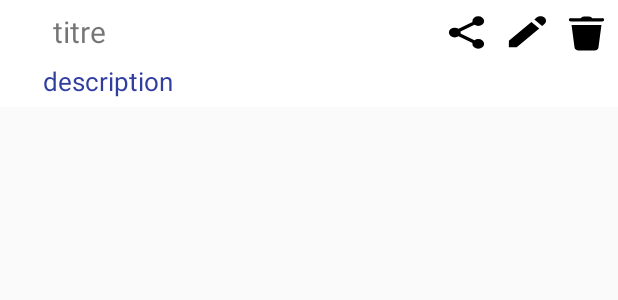
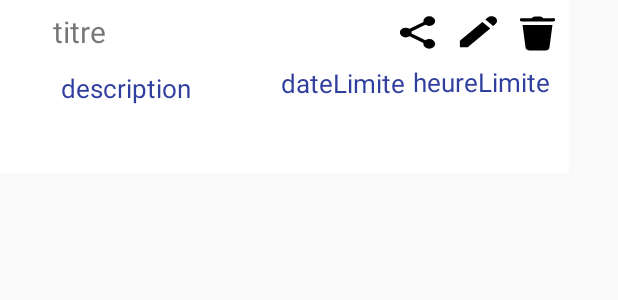
Before and after one commit to DialloMamadou/ToDoList, an Android app: the layout custom_task.xml on its own in the app's theme, with its tools: preview values and no code run, on a phone screen of 412 x 824 dp. Shown: the top 300 px of the screen. Run offline under Robolectric (Android 15) with nearby library versions, the phone set to English and light mode, and no system bars.

Commit message:
Ajout  de l'heure

```diff
--- a/app/src/main/java/bastien/todolist/Adapter/TaskAdapter.java
+++ b/app/src/main/java/bastien/todolist/Adapter/TaskAdapter.java
@@ -63,6 +63,8 @@ public class TaskAdapter extends RecyclerView.Adapter<TaskAdapter.MyViewHolder>
 
         myViewHolder.titre.setText(task.getTitre());
         myViewHolder.description.setText(task.getDescription());
+        myViewHolder.dateLimite.setText(task.getDateLimite());
+        myViewHolder.heureLimite.setText(task.getHeureLimite());
 
         //myViewHolder.checkbox.setChecked(list.get(i).getChecked());
 
@@ -112,7 +114,7 @@ public class TaskAdapter extends RecyclerView.Adapter<TaskAdapter.MyViewHolder>
      */
     public class MyViewHolder extends RecyclerView.ViewHolder{
 
-        public TextView titre, description;
+        public TextView titre, description, dateLimite,heureLimite;
 
 
         public RelativeLayout layout_task;
@@ -124,6 +126,8 @@ public class TaskAdapter extends RecyclerView.Adapter<TaskAdapter.MyViewHolder>
 
             titre = taskView.findViewById(R.id.titre);
             description = taskView.findViewById(R.id.description);
+            dateLimite = taskView.findViewById(R.id.dateLimite);
+            heureLimite = taskView.findViewById(R.id.heureLimite);
 
             layout_task = taskView.findViewById(R.id.layout_task_list);
 
--- a/app/src/main/java/bastien/todolist/Database/DatabaseHandler.java
+++ b/app/src/main/java/bastien/todolist/Database/DatabaseHandler.java
@@ -11,6 +11,7 @@ public class DatabaseHandler extends SQLiteOpenHelper {
     public static final String TASK_DESCRIPTION = "description";
     public static final String TASK_USER_ID = "user_id";
     public static final String TASK_DATE_LIMITE = "date_limite";
+    public static final String TASK_HEURE_LIMITE = "heure_limite";
     public static final String TASK_CREATE_AT = "created_at";
 
     public static final String TASK_TABLE_NAME = "Task";
@@ -21,6 +22,7 @@ public class DatabaseHandler extends SQLiteOpenHelper {
                     TASK_DESCRIPTION + " TEXT, " +
                     TASK_USER_ID + " INTEGER, " +
                     TASK_DATE_LIMITE + " TEXT, " +
+                    TASK_HEURE_LIMITE + " TEXT, " +
                     TASK_CREATE_AT + " TEXT " +
                     ");";
     public static final String TASK_TABLE_DROP = "DROP TABLE IF EXISTS " + TASK_TABLE_NAME + ";";
--- a/app/src/main/java/bastien/todolist/EditTaskActivity.java
+++ b/app/src/main/java/bastien/todolist/EditTaskActivity.java
@@ -29,6 +29,7 @@ public class EditTaskActivity extends AppCompatActivity {
 
     MaterialEditText titre, description;
     MaterialButton dateLimite;
+    MaterialButton heureLimite;
 
     DatePickerDialog datePickerDialog;
 
@@ -86,13 +87,14 @@ public class EditTaskActivity extends AppCompatActivity {
         String Titre = titre.getText().toString();
         String Description = description.getText().toString();
         String DateLimite = dateLimite.getText().toString();
+        String HeureLimite = heureLimite.getText().toString();
 
         if (Titre.equals("") || Description.equals("")) {
             Toast.makeText(getApplicationContext(), "Remplissez tous les champs !", Toast.LENGTH_SHORT).show();
 
         } else {
 
-            Task t = new Task(Titre, user_id, Description, DateLimite);
+            Task t = new Task( user_id,Titre, Description, DateLimite,HeureLimite);
             t.setId(id);
 
             int verifModif = database.modifier(t);
--- a/app/src/main/res/layout/custom_task.xml
+++ b/app/src/main/res/layout/custom_task.xml
@@ -11,10 +11,12 @@
     <RelativeLayout
 
         android:id="@+id/foreground"
-        android:layout_width="match_parent"
-        android:layout_height="wrap_content"
+        android:layout_width="379dp"
+        android:layout_height="115dp"
         android:background="@android:color/white"
-        android:padding="5dp">
+        android:padding="5dp"
+        tools:layout_editor_absoluteX="0dp"
+        tools:layout_editor_absoluteY="0dp">
 
         <!-- <LinearLayout xmlns:android="http://schemas.android.com/apk/res/android"
              xmlns:tools="http://schemas.android.com/tools"
@@ -38,7 +40,7 @@
 
         <TextView
             android:id="@+id/titre"
-            android:layout_width="wrap_content"
+            android:layout_width="115dp"
             android:layout_height="wrap_content"
             android:layout_marginLeft="30dp"
             android:layout_marginTop="2dp"
@@ -51,13 +53,42 @@
             android:layout_width="wrap_content"
             android:layout_height="wrap_content"
             android:layout_below="@+id/titre"
-            android:layout_centerVertical="true"
-            android:layout_marginLeft="23dp"
-            android:layout_marginTop="7dp"
+            android:layout_marginLeft="35dp"
+            android:layout_marginTop="12dp"
             android:ellipsize="end"
             android:fontFamily="sans-serif"
             android:maxLines="1"
             android:text="description"
+            android:textColor="@color/colorPrimaryDark"
+            android:textSize="17sp" />
+
+        <TextView
+            android:id="@+id/dateLimite"
+            android:layout_width="wrap_content"
+            android:layout_height="wrap_content"
+            android:layout_alignTop="@+id/description"
+            android:layout_marginLeft="60dp"
+            android:layout_marginTop="-3dp"
+            android:layout_toRightOf="@+id/description"
+            android:ellipsize="end"
+            android:fontFamily="sans-serif"
+            android:maxLines="1"
+            android:text="dateLimite"
+            android:textColor="@color/colorPrimaryDark"
+            android:textSize="17sp" />
+
+        <TextView
+            android:id="@+id/heureLimite"
+            android:layout_width="wrap_content"
+            android:layout_height="wrap_content"
+            android:layout_alignTop="@+id/titre"
+            android:layout_marginLeft="5dp"
+            android:layout_marginTop="35dp"
+            android:layout_toRightOf="@+id/dateLimite"
+            android:ellipsize="end"
+            android:fontFamily="sans-serif"
+            android:maxLines="1"
+            android:text="heureLimite"
             android:textColor="@color/colorPrimaryDark"
             android:textSize="17sp" />
 
@@ -71,31 +102,30 @@
             android:layout_marginTop="3dp"
 
             android:layout_marginEnd="80dp"
-            android:background="@drawable/ic_icons8_partager"
-            />
+            android:background="@drawable/ic_icons8_partager" />
+
         <Button
             android:id="@+id/buttonModifier"
             android:layout_width="31dp"
             android:layout_height="26dp"
-            android:onClick="btnmodifier"
             android:layout_alignParentTop="true"
             android:layout_alignParentEnd="true"
             android:layout_marginTop="3dp"
             android:layout_marginEnd="40dp"
             android:background="@drawable/ic_icons8_modifier"
-            />
+            android:onClick="btnmodifier" />
 
         <Button
             android:id="@+id/buttonSupprimer"
             android:layout_width="31dp"
             android:layout_height="27dp"
-            android:onClick="btnsupprimer"
             android:layout_alignParentTop="true"
             android:layout_alignParentEnd="true"
-            android:textAlignment="viewEnd"
             android:layout_marginTop="3dp"
             android:layout_marginEnd="0dp"
-            android:background="@drawable/ic_icons8_supprimer" />
+            android:background="@drawable/ic_icons8_supprimer"
+            android:onClick="btnsupprimer"
+            android:textAlignment="viewEnd" />
 
 
     </RelativeLayout>
```
Also changed, not shown: app/src/main/java/bastien/todolist/AddTaskActivity.java (+26 -3 lines), app/src/main/java/bastien/todolist/Data/Task.java (+6 -1 lines), app/src/main/java/bastien/todolist/Database/TaskDAO.java (+6 -2 lines), app/src/main/java/bastien/todolist/TaskActivity.java (+9 -5 lines), app/src/main/res/layout/activity_add_task.xml (+17 -2 lines).
